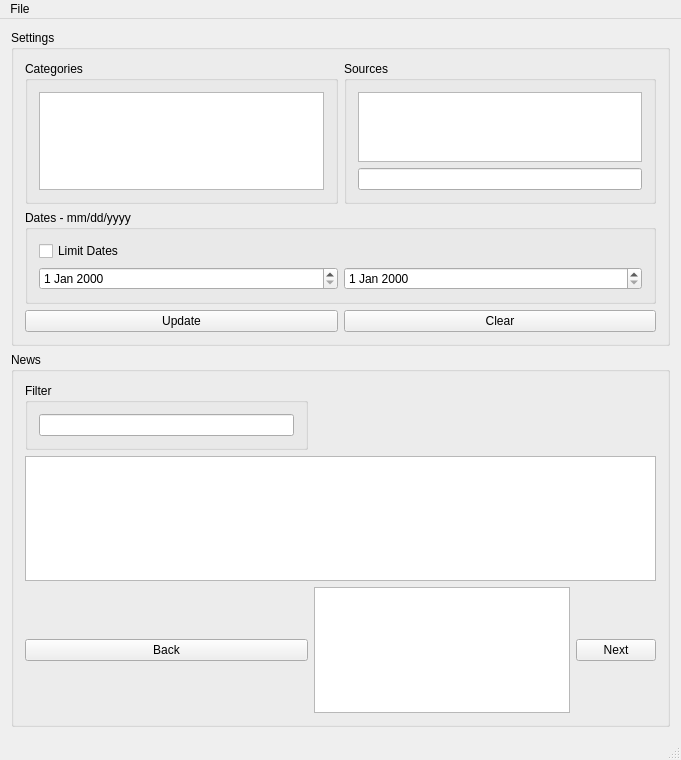
bitamins/cs411-T4, file NewsGUI/mainwindow.ui: the form before one commit.
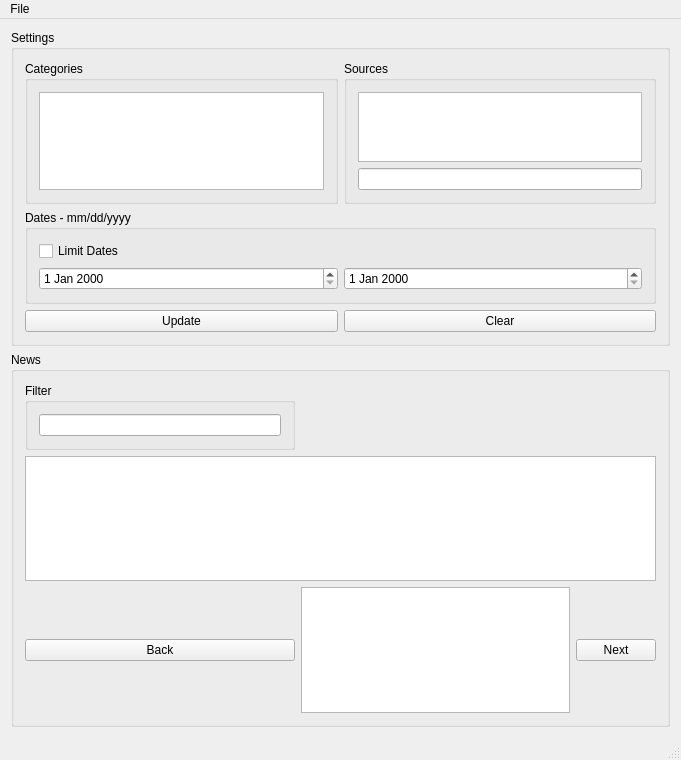
The form after the commit.

Commit message: Finished page change feature

```diff
--- a/NewsGUI/mainwindow.ui
+++ b/NewsGUI/mainwindow.ui
@@ -95,14 +95,14 @@
       <property name="title">
        <string>News</string>
       </property>
-      <layout class="QGridLayout" name="gridLayout_6">
+      <layout class="QGridLayout" name="gridLayout_2">
        <item row="0" column="0">
         <widget class="QGroupBox" name="filterGroupBox">
          <property name="title">
           <string>Filter</string>
          </property>
-         <layout class="QGridLayout" name="gridLayout_2">
-          <item row="0" column="0">
+         <layout class="QVBoxLayout" name="verticalLayout">
+          <item>
            <widget class="QLineEdit" name="filterLineEdit"/>
           </item>
          </layout>
@@ -118,11 +118,11 @@
          </property>
         </widget>
        </item>
-       <item row="2" column="1" alignment="Qt::AlignHCenter|Qt::AlignVCenter">
+       <item row="2" column="1">
         <widget class="QTextEdit" name="pageNum">
          <property name="maximumSize">
           <size>
-           <width>16777215</width>
+           <width>1677721</width>
            <height>16777</height>
           </size>
          </property>
```
